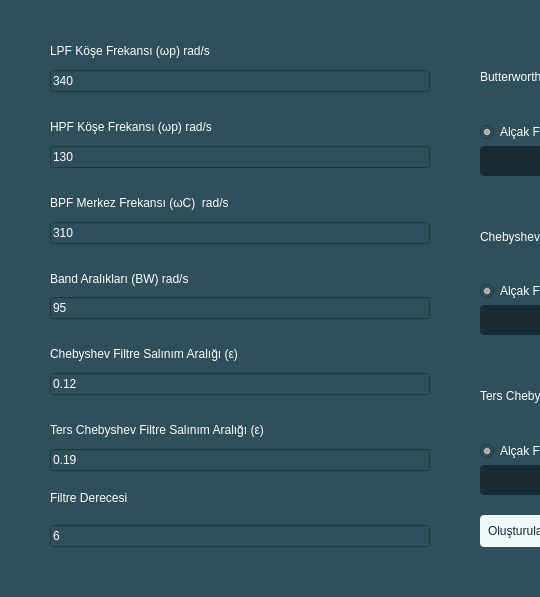
Above: mainwindow.ui from zahidayturan/filter-design-and-transformation before the change; both pictures show x 0 to 540 and y 86 to 683 of the 984 by 683 pixel window. Below: the same form after it.
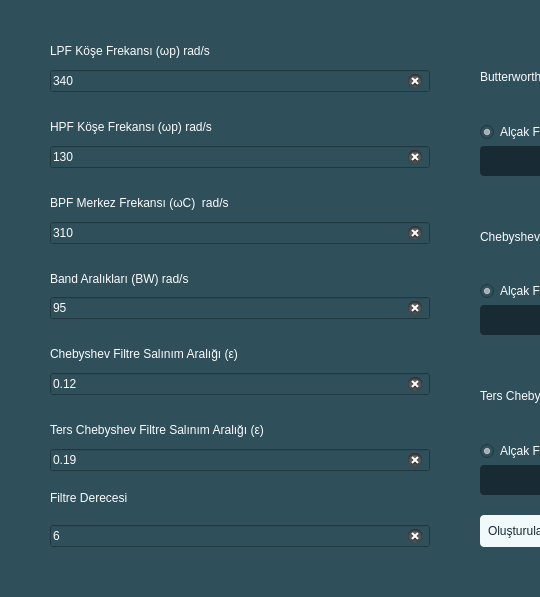
That is the form after the change.

The edit to the form file:
```diff
--- a/mainwindow.ui
+++ b/mainwindow.ui
@@ -163,6 +163,9 @@
               <property name="placeholderText">
                <string>LPF Köşe Frekansı (ωp) rad/s</string>
               </property>
+              <property name="clearButtonEnabled">
+               <bool>true</bool>
+              </property>
              </widget>
             </item>
            </layout>
@@ -199,6 +202,12 @@
               <property name="text">
                <string>130</string>
               </property>
+              <property name="placeholderText">
+               <string>HPF Köşe Frekansı (ωp) rad/s</string>
+              </property>
+              <property name="clearButtonEnabled">
+               <bool>true</bool>
+              </property>
              </widget>
             </item>
            </layout>
@@ -235,6 +244,12 @@
               <property name="text">
                <string>310</string>
               </property>
+              <property name="placeholderText">
+               <string>BPF Merkez Frekansı (ωC)  rad/s</string>
+              </property>
+              <property name="clearButtonEnabled">
+               <bool>true</bool>
+              </property>
              </widget>
             </item>
            </layout>
@@ -271,6 +286,12 @@
               <property name="text">
                <string>95</string>
               </property>
+              <property name="placeholderText">
+               <string>Band Aralıkları (BW) rad/s</string>
+              </property>
+              <property name="clearButtonEnabled">
+               <bool>true</bool>
+              </property>
              </widget>
             </item>
            </layout>
@@ -307,6 +328,12 @@
               <property name="text">
                <string>0.12</string>
               </property>
+              <property name="placeholderText">
+               <string>Chebyshev Filtre Salınım Aralığı (ε)</string>
+              </property>
+              <property name="clearButtonEnabled">
+               <bool>true</bool>
+              </property>
              </widget>
             </item>
            </layout>
@@ -343,6 +370,12 @@
               <property name="text">
                <string>0.19</string>
               </property>
+              <property name="placeholderText">
+               <string>Ters Chebyshev Filtre Salınım Aralığı (ε)</string>
+              </property>
+              <property name="clearButtonEnabled">
+               <bool>true</bool>
+              </property>
              </widget>
             </item>
            </layout>
@@ -376,6 +409,12 @@
               <property name="text">
                <string>6</string>
               </property>
+              <property name="placeholderText">
+               <string>Filtre Derecesi</string>
+              </property>
+              <property name="clearButtonEnabled">
+               <bool>true</bool>
+              </property>
              </widget>
             </item>
            </layout>
```
Left out of the diff: 3 changed lines with no effect on the pictures.
